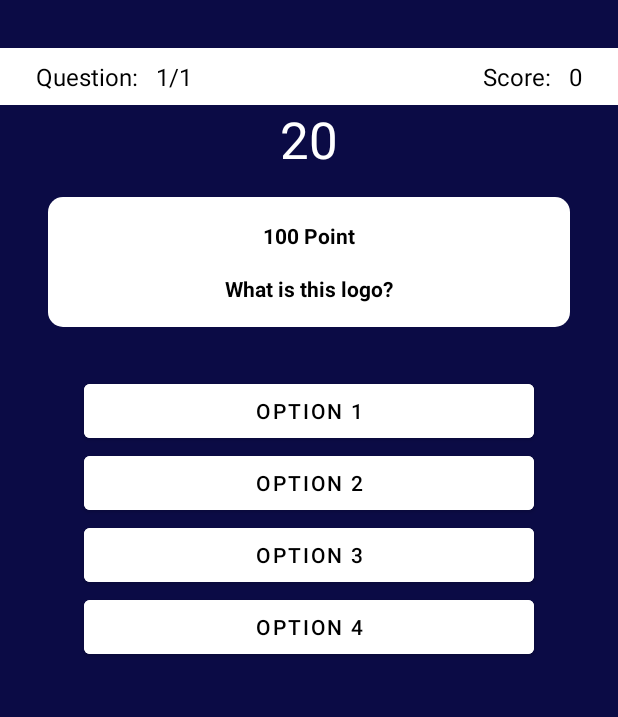
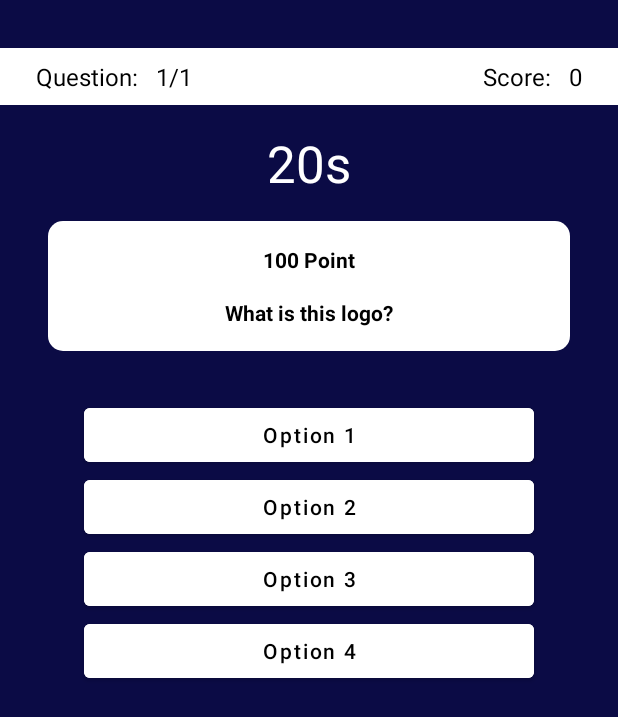
Before and after one commit to aidul23/Programming-Hero-Quiz, an Android app: the screen it shows after launch (QuestionActivity), after a tap on "START", on a phone screen of 412 x 824 dp. Shown: the top 717 px of the screen. Run offline under Robolectric (Android 15) with nearby library versions, the phone set to English and light mode, and no system bars; network calls fail; pictures from the network do not load; 1 statement that could not run was skipped.

Commit message:
fourth commit

```diff
--- a/app/src/main/java/com/aidul23/programmingheroquiz/MainActivity.kt
+++ b/app/src/main/java/com/aidul23/programmingheroquiz/MainActivity.kt
@@ -1,6 +1,7 @@
 package com.aidul23.programmingheroquiz
 
 import android.content.Intent
+import android.content.SharedPreferences
 import android.os.Bundle
 import android.util.Log
 import androidx.appcompat.app.AppCompatActivity
@@ -8,6 +9,10 @@ import androidx.lifecycle.Observer
 import androidx.lifecycle.ViewModelProvider
 import com.aidul23.programmingheroquiz.api.QuizApi
 import com.aidul23.programmingheroquiz.api.RetrofitHelper
+import com.aidul23.programmingheroquiz.constants.Constant
+import com.aidul23.programmingheroquiz.constants.Constant.KEY_HIGHSCORE
+import com.aidul23.programmingheroquiz.constants.Constant.REQUEST_CODE_QUIZ
+import com.aidul23.programmingheroquiz.constants.Constant.SHARED_PREF
 import com.aidul23.programmingheroquiz.databinding.ActivityMainBinding
 import com.aidul23.programmingheroquiz.model.Quiz
 import com.aidul23.programmingheroquiz.repository.QuizRepository
@@ -24,20 +29,51 @@ class MainActivity : AppCompatActivity() {
 
     private lateinit var binding: ActivityMainBinding
     lateinit var quizViewModel: QuizViewModel
+    var highScore: Int = 0
 
     override fun onCreate(savedInstanceState: Bundle?) {
         super.onCreate(savedInstanceState)
-
         binding = ActivityMainBinding.inflate(layoutInflater)
         val view = binding.root
         setContentView(view)
 
+        loadHighScore()
 
         val intent = Intent(this, QuestionActivity::class.java)
 
         binding.buttonStart.setOnClickListener {
-            startActivity(intent)
+            startActivityForResult(intent,REQUEST_CODE_QUIZ)
         }
+    }
 
+    override fun onActivityResult(requestCode: Int, resultCode: Int, data: Intent?) {
+        super.onActivityResult(requestCode, resultCode, data)
+
+        if(requestCode == REQUEST_CODE_QUIZ) {
+            if(resultCode == RESULT_OK) {
+                var score = data?.getIntExtra(Constant.STRING_EXTRA_SCORE, 0)
+                if (score != null) {
+                    if(score > highScore) {
+                        updateHighScore(score)
+                    }
+                }
+            }
+        }
+    }
+
+    private fun loadHighScore() {
+        val sharedPref = getSharedPreferences(SHARED_PREF, MODE_PRIVATE)
+        highScore = sharedPref.getInt(SHARED_PREF,0)
+        binding.tvHighScore.text = highScore.toString() + " Point"
+    }
+
+    private fun updateHighScore(highScoreNew: Int) {
+        highScore = highScoreNew
+        binding.tvHighScore.text = highScore.toString() + " Point"
+
+        val sharedPref = getSharedPreferences(SHARED_PREF, MODE_PRIVATE)
+        var editor = sharedPref.edit()
+        editor.putInt(KEY_HIGHSCORE, highScore)
+        editor.apply()
     }
 }
--- a/app/src/main/java/com/aidul23/programmingheroquiz/constants/Constant.kt
+++ b/app/src/main/java/com/aidul23/programmingheroquiz/constants/Constant.kt
@@ -1,5 +1,8 @@
 package com.aidul23.programmingheroquiz.constants
 
 object Constant {
-    const val COUNTDOWN_IN_MILLIS = 20000
+    const val REQUEST_CODE_QUIZ = 1
+    const val STRING_EXTRA_SCORE = "extraScore"
+    const val SHARED_PREF = "sharedPref"
+    const val KEY_HIGHSCORE = "keyHighscore"
 }
--- a/app/src/main/res/layout/activity_question.xml
+++ b/app/src/main/res/layout/activity_question.xml
@@ -77,9 +77,10 @@
         android:id="@+id/tv_count_down"
         android:layout_width="wrap_content"
         android:layout_height="wrap_content"
-        android:text="20"
+        android:text="20s"
         android:textColor="@color/white"
         android:textSize="34sp"
+        android:layout_marginTop="16dp"
         app:layout_constraintTop_toBottomOf="@id/linearlayout_1"
         app:layout_constraintStart_toStartOf="parent"
         app:layout_constraintEnd_toEndOf="parent"
@@ -157,8 +158,9 @@
             android:layout_width="300dp"
             android:layout_height="wrap_content"
             android:layout_gravity="center"
+            android:textAllCaps="false"
             android:backgroundTint="@color/white"
-            android:text="option 1"
+            android:text="Option 1"
             android:textColor="@color/black" />
 
         <Button
@@ -166,8 +168,9 @@
             android:layout_width="300dp"
             android:layout_height="wrap_content"
             android:layout_gravity="center"
+            android:textAllCaps="false"
             android:backgroundTint="@color/white"
-            android:text="option 2"
+            android:text="Option 2"
             android:textColor="@color/black" />
 
         <Button
@@ -175,8 +178,9 @@
             android:layout_width="300dp"
             android:layout_height="wrap_content"
             android:layout_gravity="center"
+            android:textAllCaps="false"
             android:backgroundTint="@color/white"
-            android:text="option 3"
+            android:text="Option 3"
             android:textColor="@color/black" />
 
         <Button
@@ -184,8 +188,9 @@
             android:layout_width="300dp"
             android:layout_height="wrap_content"
             android:layout_gravity="center"
+            android:textAllCaps="false"
             android:backgroundTint="@color/white"
-            android:text="option 4"
+            android:text="Option 4"
             android:textColor="@color/black" />
 
     </LinearLayout>
```
Also changed, not shown: app/src/main/java/com/aidul23/programmingheroquiz/QuestionActivity.kt (+57 -86 lines), app/src/main/ic_launcher-playstore.png (added).
